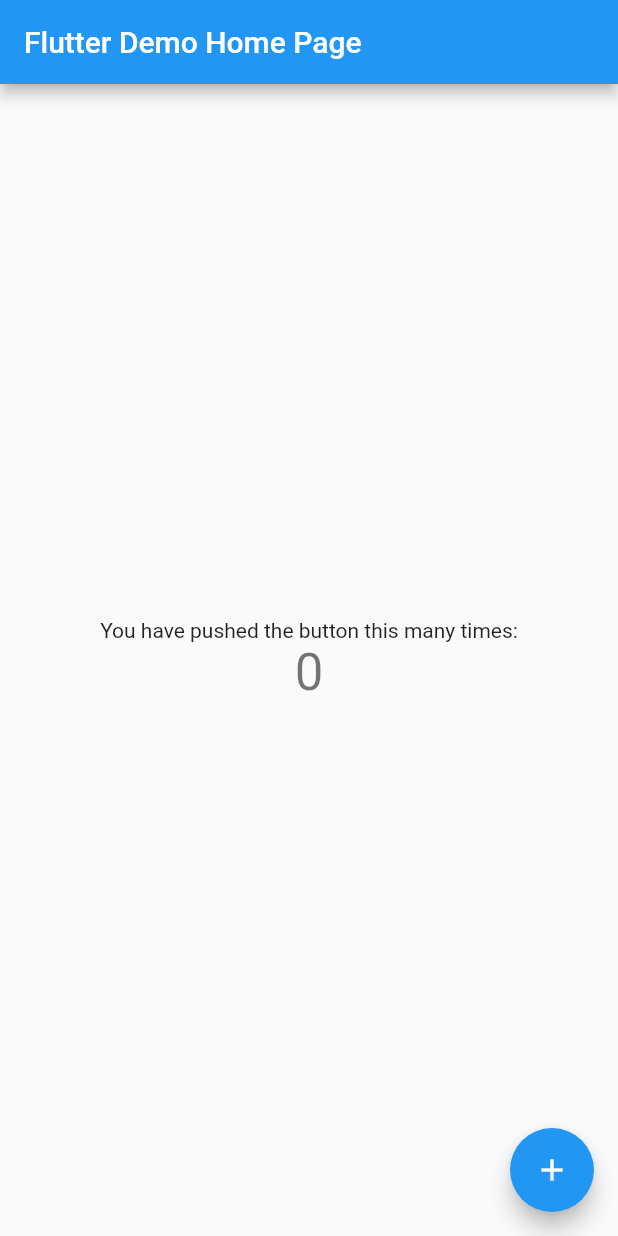
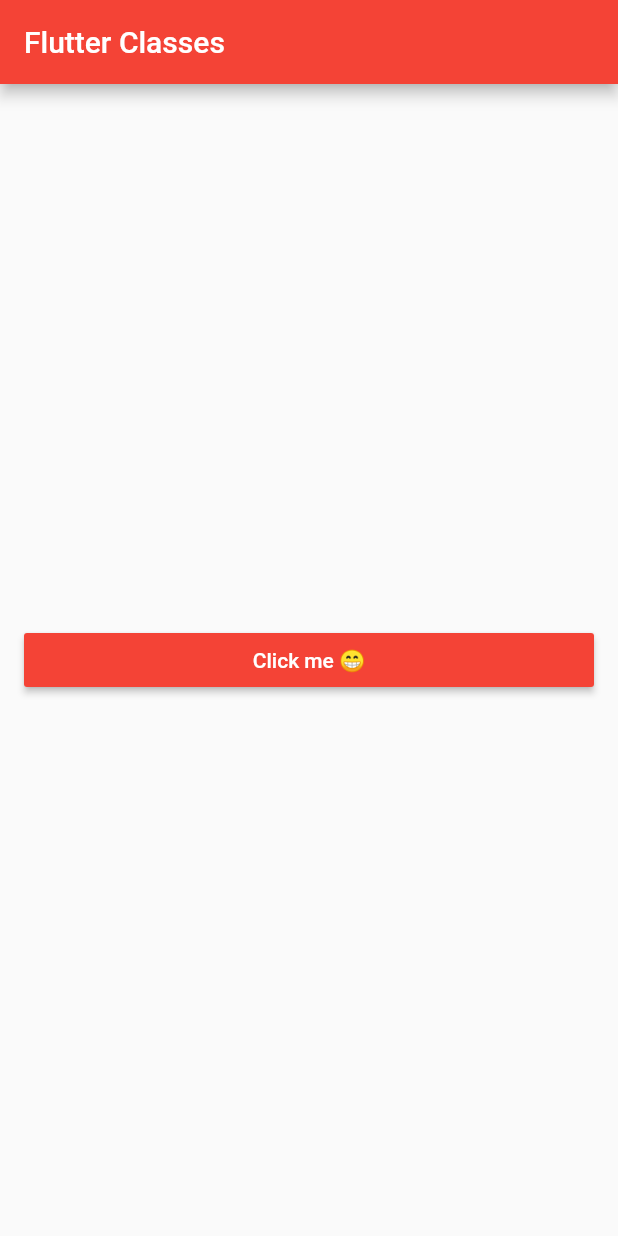
Before and after one commit to alexrodrigues/FlutterCourseAssignment, a Flutter app: the screen it shows after launch, on a phone screen of 412 x 824 dp. Run offline on Flutter 3.47's test engine with Material 2 defaults, Android fonts, the phone set to English and light mode, and no system bars.

Commit message:
assignment

```diff
--- /dev/null
+++ b/lib/assignmentbutton.dart
@@ -0,0 +1,21 @@
+import 'package:flutter/material.dart';
+
+class AssignmentButton extends StatelessWidget {
+  final String _buttonTitle;
+  final Function _callback;
+  AssignmentButton(this._buttonTitle, this._callback);
+
+  @override
+  Widget build(BuildContext context) {
+    return Container(
+      width: double.infinity,
+      margin: const EdgeInsets.only(left: 16.0, right: 16.0),
+      child: RaisedButton(
+        color: Colors.red,
+        textColor: Colors.white,
+        child: Text(_buttonTitle),
+        onPressed: _callback,
+      ),
+    );
+  }
+}
--- a/lib/main.dart
+++ b/lib/main.dart
@@ -1,117 +1,50 @@
+// 1) Create a new Flutter App (in this project) and output an AppBar and some text
+// below it
+// 2) Add a button which changes the text (to any other text of your choice)
+// 3) Split the app into three widgets: App, TextControl & Text
 import 'package:flutter/material.dart';
 
+import 'assignmentbutton.dart';
+
 void main() {
-  runApp(MyApp());
+  runApp(AssignmentApp());
 }
 
-class MyApp extends StatelessWidget {
-  // This widget is the root of your application.
+class AssignmentApp extends StatefulWidget {
   @override
-  Widget build(BuildContext context) {
-    return MaterialApp(
-      title: 'Flutter Demo',
-      theme: ThemeData(
-        // This is the theme of your application.
-        //
-        // Try running your application with "flutter run". You'll see the
-        // application has a blue toolbar. Then, without quitting the app, try
-        // changing the primarySwatch below to Colors.green and then invoke
-        // "hot reload" (press "r" in the console where you ran "flutter run",
-        // or simply save your changes to "hot reload" in a Flutter IDE).
-        // Notice that the counter didn't reset back to zero; the application
-        // is not restarted.
-        primarySwatch: Colors.blue,
-        // This makes the visual density adapt to the platform that you run
-        // the app on. For desktop platforms, the controls will be smaller and
-        // closer together (more dense) than on mobile platforms.
-        visualDensity: VisualDensity.adaptivePlatformDensity,
-      ),
-      home: MyHomePage(title: 'Flutter Demo Home Page'),
-    );
+  _AssignmentAppState createState() {
+    return _AssignmentAppState();
   }
 }
 
-class MyHomePage extends StatefulWidget {
-  MyHomePage({Key key, this.title}) : super(key: key);
+class _AssignmentAppState extends State<AssignmentApp> {
+  final _BUTTON_TITLE = "Click me 😁";
+  var _titles = const ["first title", "second title", "third title"];
+  var currentIndex = 0;
 
-  // This widget is the home page of your application. It is stateful, meaning
-  // that it has a State object (defined below) that contains fields that affect
-  // how it looks.
-
-  // This class is the configuration for the state. It holds the values (in this
-  // case the title) provided by the parent (in this case the App widget) and
-  // used by the build method of the State. Fields in a Widget subclass are
-  // always marked "final".
-
-  final String title;
-
-  @override
-  _MyHomePageState createState() => _MyHomePageState();
-}
-
-class _MyHomePageState extends State<MyHomePage> {
-  int _counter = 0;
-
-  void _incrementCounter() {
+  void _updateButtonText() {
     setState(() {
-      // This call to setState tells the Flutter framework that something has
-      // changed in this State, which causes it to rerun the build method below
-      // so that the display can reflect the updated values. If we changed
-      // _counter without calling setState(), then the build method would not be
-      // called again, and so nothing would appear to happen.
-      _counter++;
+      if (currentIndex >= (_titles.length - 1)) {
+        currentIndex = 0;
+      } else {
+        currentIndex += 1;
+      }
     });
   }
 
   @override
   Widget build(BuildContext context) {
-    // This method is rerun every time setState is called, for instance as done
-    // by the _incrementCounter method above.
-    //
-    // The Flutter framework has been optimized to make rerunning build methods
-    // fast, so that you can just rebuild anything that needs updating rather
-    // than having to individually change instances of widgets.
-    return Scaffold(
+    return MaterialApp(
+        home: Scaffold(
       appBar: AppBar(
-        // Here we take the value from the MyHomePage object that was created by
-        // the App.build method, and use it to set our appbar title.
-        title: Text(widget.title),
+        backgroundColor: Colors.red,
+        title: Text('Flutter Classes'),
       ),
-      body: Center(
-        // Center is a layout widget. It takes a single child and positions it
-        // in the middle of the parent.
-        child: Column(
-          // Column is also a layout widget. It takes a list of children and
-          // arranges them vertically. By default, it sizes itself to fit its
-          // children horizontally, and tries to be as tall as its parent.
-          //
-          // Invoke "debug painting" (press "p" in the console, choose the
-          // "Toggle Debug Paint" action from the Flutter Inspector in Android
-          // Studio, or the "Toggle Debug Paint" command in Visual Studio Code)
-          // to see the wireframe for each widget.
-          //
-          // Column has various properties to control how it sizes itself and
-          // how it positions its children. Here we use mainAxisAlignment to
-          // center the children vertically; the main axis here is the vertical
-          // axis because Columns are vertical (the cross axis would be
-          // horizontal).
-          mainAxisAlignment: MainAxisAlignment.center,
-          children: <Widget>[
-            Text(
-              'You have pushed the button this many times:',
-            ),
-            Text(
-              '$_counter',
-              style: Theme.of(context).textTheme.headline4,
-            ),
-          ],
-        ),
+      body: Column(
+        mainAxisAlignment: MainAxisAlignment.center,
+        crossAxisAlignment: CrossAxisAlignment.center,
+        children: [AssignmentButton(_BUTTON_TITLE, _updateButtonText)],
       ),
-      floatingActionButton: FloatingActionButton(
-        onPressed: _incrementCounter,
-        tooltip: 'Increment',
-        child: Icon(Icons.add),
-      ), // This trailing comma makes auto-formatting nicer for build methods.
-    );
+    ));
   }
 }
```
